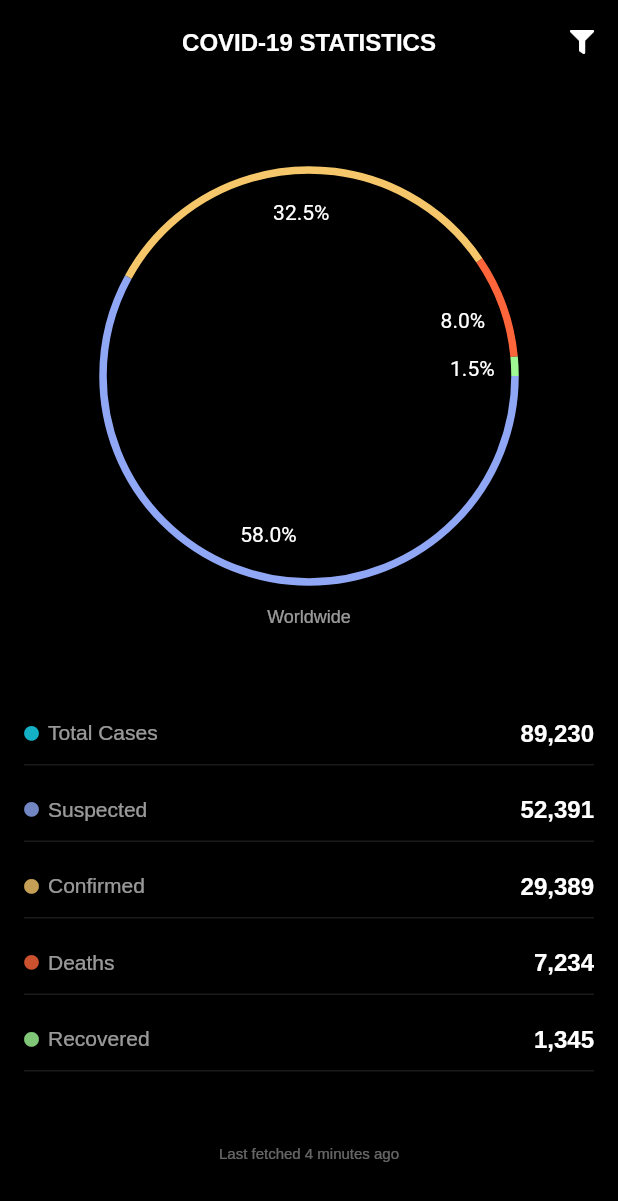
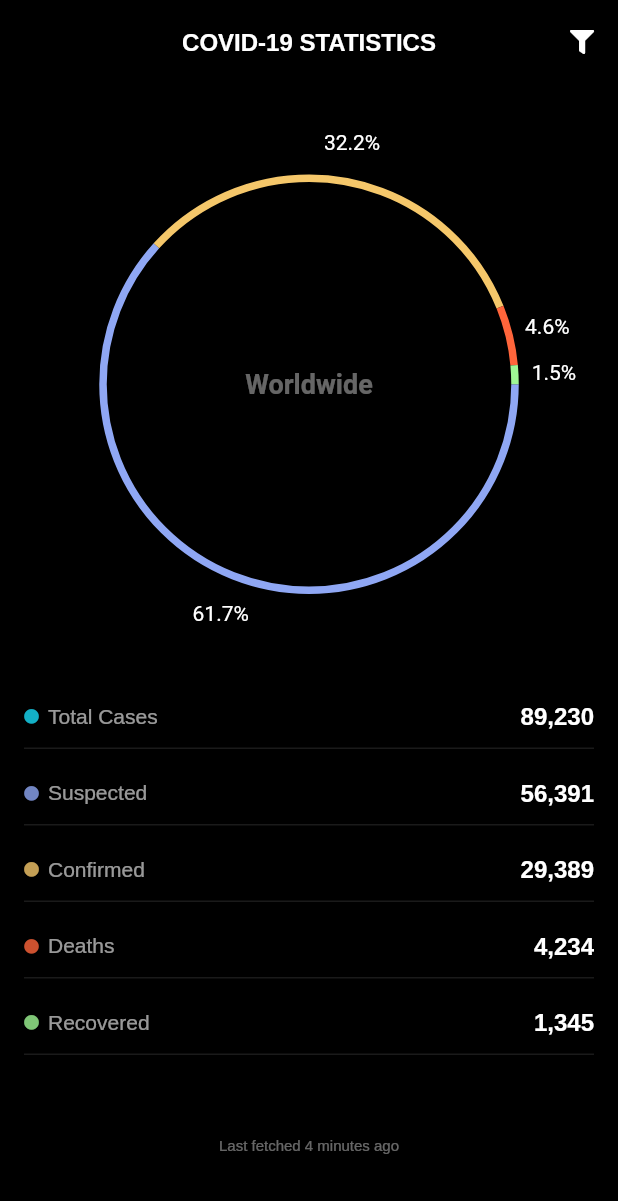
Before and after one commit to shyrwinsia/corona-watch, a Flutter app: the screen it shows after launch, on a phone screen of 412 x 824 dp. Shown: the top 1201 px of the screen. Run offline on Flutter 3.47's test engine with Material 2 defaults, Android fonts, the phone set to English and light mode, and no system bars; our stand-ins replace font_awesome_flutter.

Commit message:
Added title to chart

```diff
--- a/lib/chart/pie_chart.dart
+++ b/lib/chart/pie_chart.dart
@@ -27,6 +27,7 @@ class PieChart extends StatefulWidget {
     this.showLegends = true,
     this.initialAngle = 0.0,
     this.decimalPlaces = 0,
+    this.title,
     Key key,
   }) : super(key: key);
 
@@ -53,6 +54,7 @@ class PieChart extends StatefulWidget {
   final List<Color> colorList;
   final bool showLegends;
   final double initialAngle;
+  final String title;
 
   @override
   _PieChartState createState() => _PieChartState();
@@ -152,6 +154,7 @@ class _PieChartState extends State<PieChart>
               decimalPlaces: widget.decimalPlaces,
               showChartValueLabel: widget.showChartValueLabel,
               chartType: widget.chartType,
+              title: widget.title,
             ),
             child: AspectRatio(aspectRatio: 1),
           ),
--- a/lib/main.dart
+++ b/lib/main.dart
@@ -34,9 +34,9 @@ class _MyHomePageState extends State<MyHomePage> {
   Map<String, double> dataMap = new Map();
 
   _MyHomePageState() {
-    dataMap.putIfAbsent("suspect", () => 52391);
+    dataMap.putIfAbsent("suspect", () => 56391);
     dataMap.putIfAbsent("sick", () => 29389);
-    dataMap.putIfAbsent("dead", () => 7234);
+    dataMap.putIfAbsent("dead", () => 4234);
     dataMap.putIfAbsent("ok", () => 1345);
   }
 
@@ -86,7 +86,7 @@ class _MyHomePageState extends State<MyHomePage> {
                       chartRadius: MediaQuery.of(context).size.width / 1.5,
                       showChartValuesInPercentage: true,
                       showChartValues: false,
-                      showChartValuesOutside: false,
+                      showChartValuesOutside: true,
                       chartValueBackgroundColor: Colors.grey[200],
                       colorList: [
                         Color(0xff8fa7f4),
@@ -102,13 +102,7 @@ class _MyHomePageState extends State<MyHomePage> {
                       chartValueStyle: TextStyle(
                         color: Colors.white,
                       ),
-                    ),
-                    Padding(
-                      padding: EdgeInsets.only(top: 8),
-                      child: Text('Worldwide',
-                          style: TextStyle(
-                              fontSize: 12,
-                              color: Colors.white.withOpacity(0.6))),
+                      title: 'Worldwide',
                     ),
                   ],
                 ),
@@ -122,7 +116,7 @@ class _MyHomePageState extends State<MyHomePage> {
                       height: 8,
                     ),
                     statTile(FontAwesomeIcons.search, const Color(0xff8fa7f4),
-                        'Suspected', '52,391'),
+                        'Suspected', '56,391'),
                     SizedBox(
                       height: 8,
                     ),
@@ -132,7 +126,7 @@ class _MyHomePageState extends State<MyHomePage> {
                       height: 8,
                     ),
                     statTile(FontAwesomeIcons.skull, const Color(0xffff653b),
-                        'Deaths', '7,234'),
+                        'Deaths', '4,234'),
                     SizedBox(
                       height: 8,
                     ),
```
Also changed, not shown: lib/chart/chart_painter.dart (+26 -0 lines).
